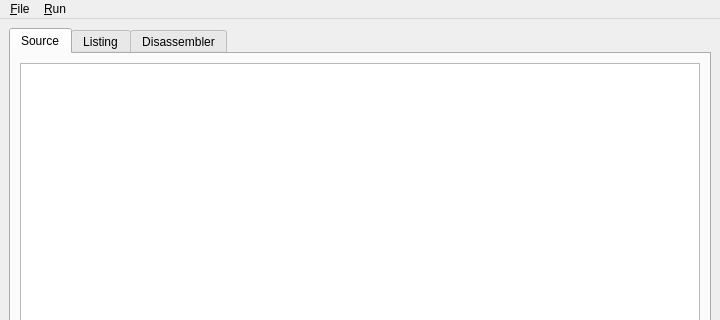
be9/mix-machine, file gui/main.ui: the form before one commit; both pictures show x 0 to 720 and y 0 to 320 of the 720 by 666 pixel window.
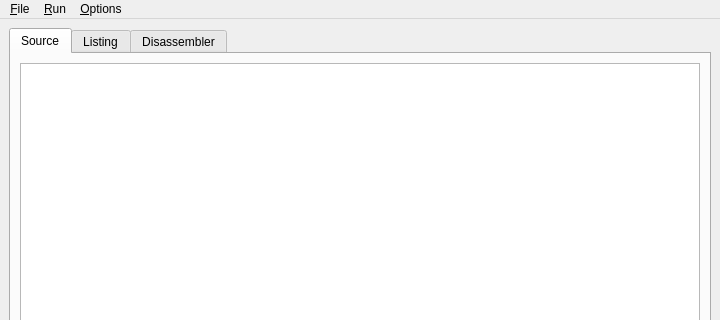
The form after the commit.

Commit message: gui: added font-chooser for all widgets

The edit to the form file:
```diff
--- a/gui/main.ui
+++ b/gui/main.ui
@@ -103,8 +103,15 @@
     </property>
     <addaction name="action_Assemble" />
    </widget>
+   <widget class="QMenu" name="menuOptions" >
+    <property name="title" >
+     <string>&amp;Options</string>
+    </property>
+    <addaction name="action_Change_font" />
+   </widget>
    <addaction name="menu_File" />
    <addaction name="menuRun" />
+   <addaction name="menuOptions" />
   </widget>
   <widget class="QStatusBar" name="statusbar" />
   <action name="action_New" >
```
Left out of the diff: 21 changed lines with no effect on the pictures. The commit also changes 1 other file.
